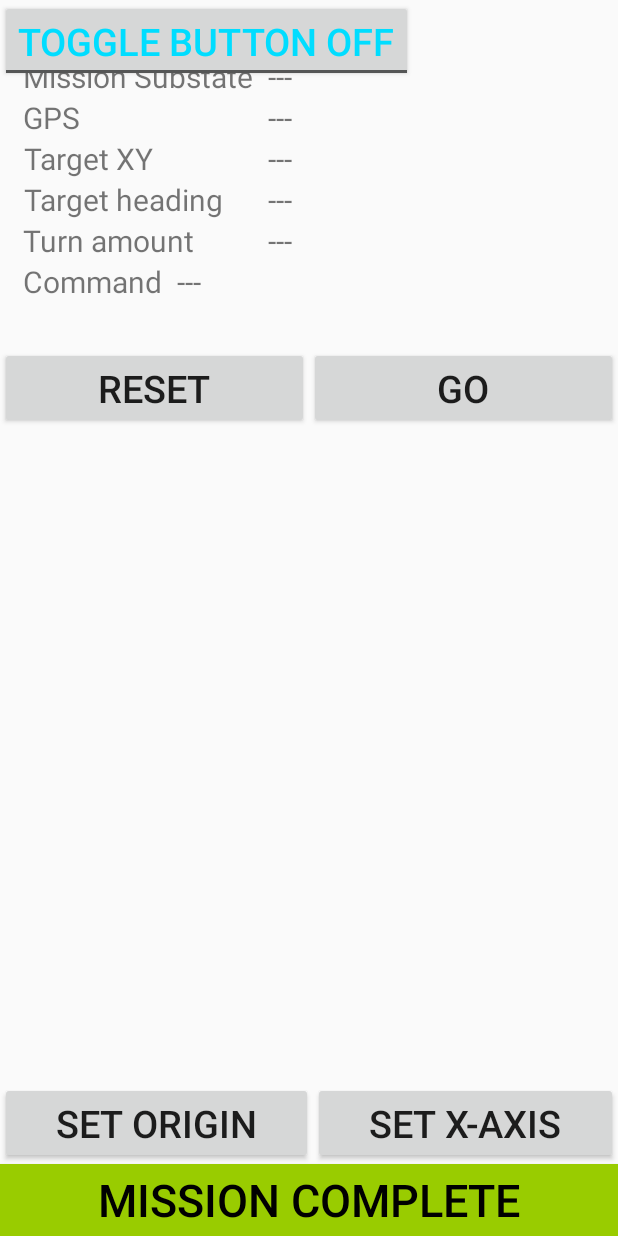
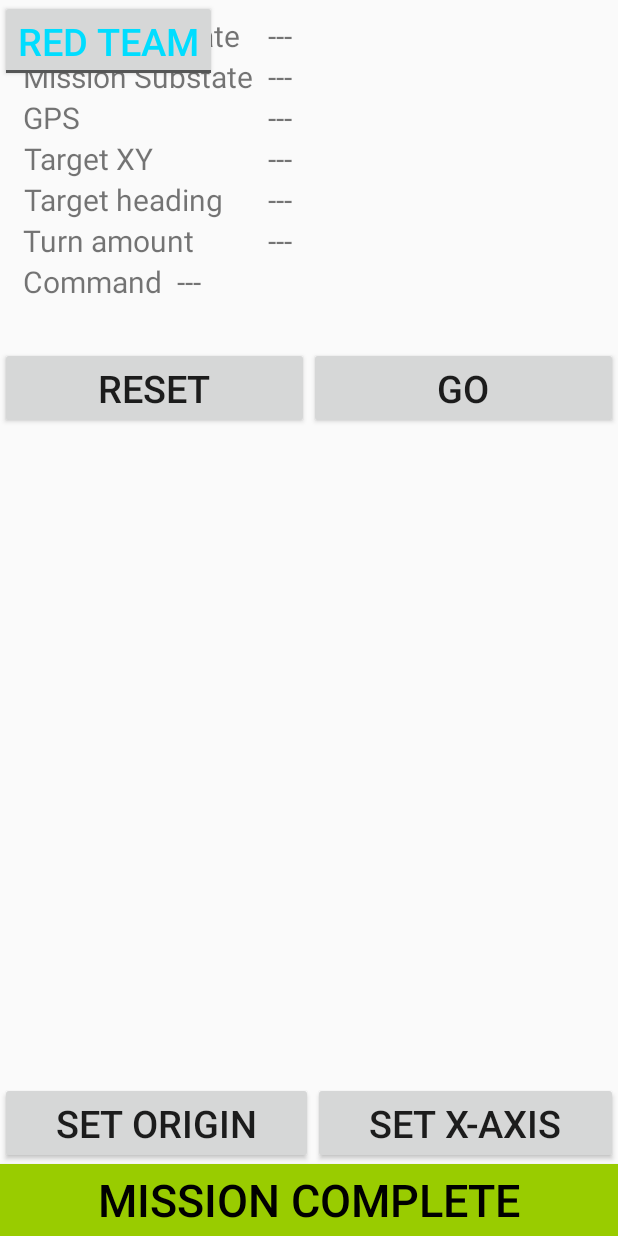
Before and after one commit to monkeycade/ME435_final_project, an Android app: the layout activity_state_machine_competition.xml on its own in the app's theme, with its tools: preview values and no code run, on a phone screen of 412 x 824 dp. Run offline under Robolectric (Android 15) with nearby library versions, the phone set to English and light mode, and no system bars.

Commit message:
polished the toggle button implementation to add background color changes

```diff
--- a/Android/Main app/app/src/main/java/edu/rose_hulman/everhadg/StateMachineCompetition.java
+++ b/Android/Main app/app/src/main/java/edu/rose_hulman/everhadg/StateMachineCompetition.java
@@ -1,5 +1,6 @@
 package edu.rose_hulman.everhadg;
 
+import android.graphics.Color;
 import android.location.Location;
 import android.os.Bundle;
 import android.os.Handler;
@@ -125,12 +126,15 @@ public class StateMachineCompetition extends FSM_System implements FieldGpsListe
                 if (isChecked) {
                     mIsRedTeam = false;
                     upDateTeamGoals();
+                    mTeamToggle.setBackgroundColor(Color.BLUE);
                 } else {
                     mIsRedTeam = true;
                     upDateTeamGoals();
+                    mTeamToggle.setBackgroundColor(Color.RED);
                 }
             }
         });
+        mTeamToggle.setChecked(false);
         mCurrentGpsHeading = 0;
         mCurrentGpsX = 0;
         mCurrentGpsY = 0;
--- a/Android/Main app/app/src/main/res/layout/activity_state_machine_competition.xml
+++ b/Android/Main app/app/src/main/res/layout/activity_state_machine_competition.xml
@@ -13,8 +13,8 @@
         android:textSize="25dp"
         android:id="@+id/teamToggleButton"
         android:textColor="@android:color/holo_blue_bright"
-        android:textOff="Toggle Button OFF"
-        android:textOn="Toggle Button ON " />
+        android:textOff="Red Team"
+        android:textOn="Blue Team" />
 
     <LinearLayout
         android:id="@+id/displayTextLayout"
```
